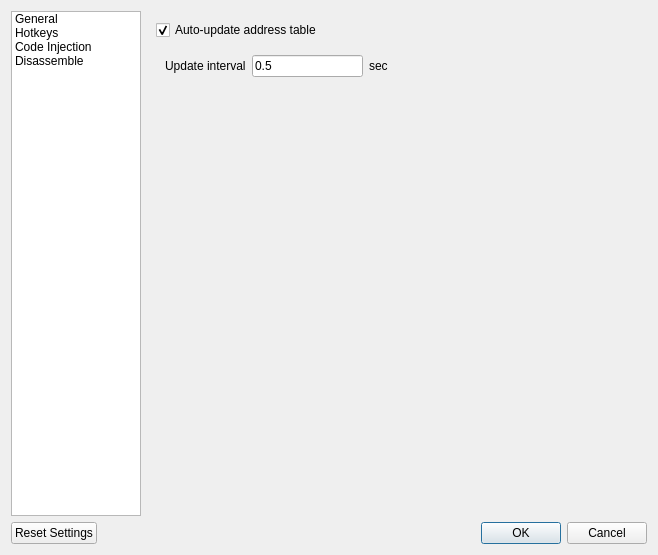
Above: GUI/SettingsDialog.ui from korcankaraokcu/PINCE before the change. Below: the same form after it.
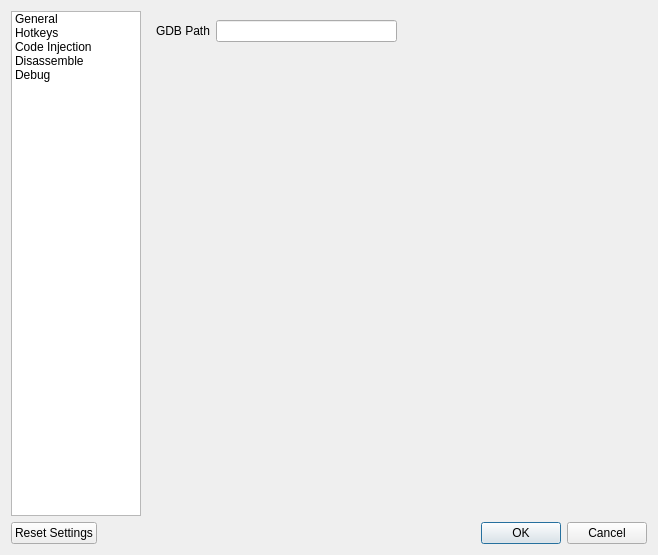
That is the form after the change.

Commit message: Added the ability to select an alternative GDB path.

```diff
--- a/GUI/SettingsDialog.ui
+++ b/GUI/SettingsDialog.ui
@@ -52,6 +52,11 @@
            <string>Disassemble</string>
           </property>
          </item>
+         <item>
+          <property name="text">
+           <string>Debug</string>
+          </property>
+         </item>
         </widget>
        </item>
        <item>
@@ -63,7 +68,7 @@
           </size>
          </property>
          <property name="currentIndex">
-          <number>0</number>
+          <number>4</number>
          </property>
          <widget class="QWidget" name="page">
           <layout class="QGridLayout" name="gridLayout">
@@ -388,6 +393,58 @@
            </item>
           </layout>
          </widget>
+         <widget class="QWidget" name="page_5">
+           <layout class="QGridLayout" name="gridLayout_6">
+             <item row="0" column="0">
+               <layout class="QVBoxLayout" name="verticalLayout_11">
+                 <item>
+                   <layout class="QHBoxLayout" name="horizontalLayout_11">
+                     <item>
+                       <layout class="QHBoxLayout" name="horizontalLayout_10">
+                         <item>
+                           <widget class="QLabel" name="label_7">
+                             <property name="text">
+                               <string>GDB Path</string>
+                             </property>
+                           </widget>
+                         </item>
+                         <item>
+                           <widget class="QLineEdit" name="lineEdit_GDBPath"/>
+                         </item>
+                       </layout>
+                     </item>
+                     <item>
+                       <spacer name="horizontalSpacer_7">
+                         <property name="orientation">
+                           <enum>Qt::Horizontal</enum>
+                         </property>
+                         <property name="sizeHint" stdset="0">
+                           <size>
+                             <width>40</width>
+                             <height>20</height>
+                           </size>
+                         </property>
+                       </spacer>
+                     </item>
+                   </layout>
+                 </item>
+                 <item>
+                   <spacer name="verticalSpacer_5">
+                     <property name="orientation">
+                       <enum>Qt::Vertical</enum>
+                     </property>
+                     <property name="sizeHint" stdset="0">
+                       <size>
+                         <width>20</width>
+                         <height>40</height>
+                       </size>
+                     </property>
+                   </spacer>
+                 </item>
+               </layout>
+             </item>
+           </layout>
+         </widget>
         </widget>
        </item>
       </layout>
```
The commit also changes 3 other files.
